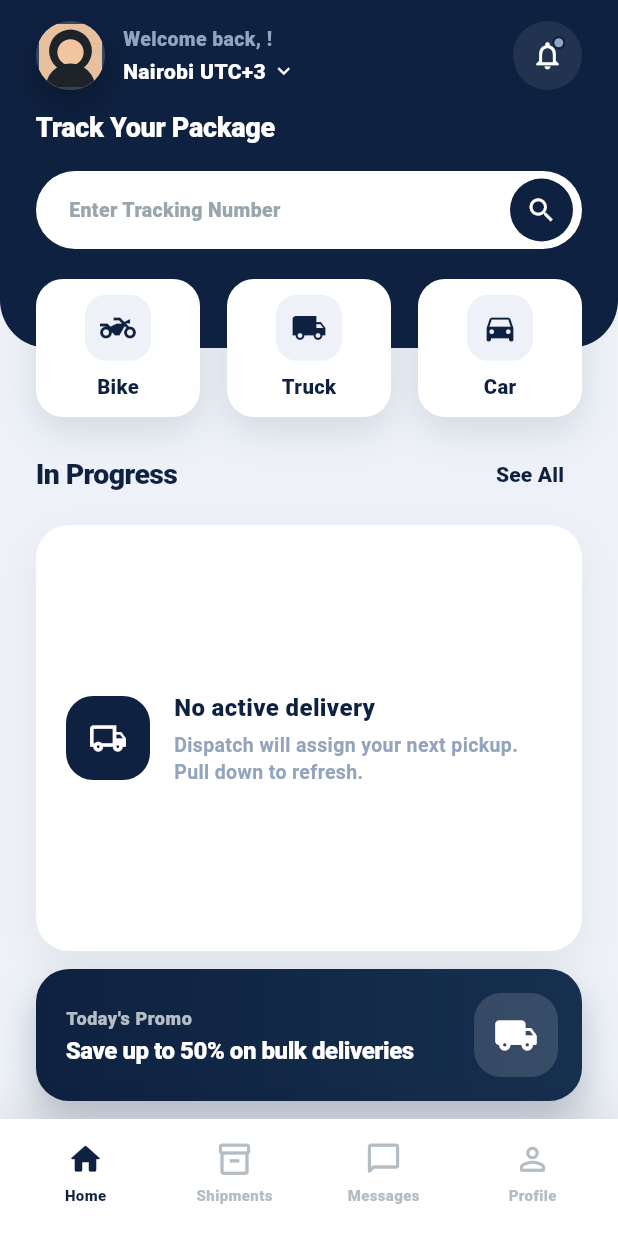
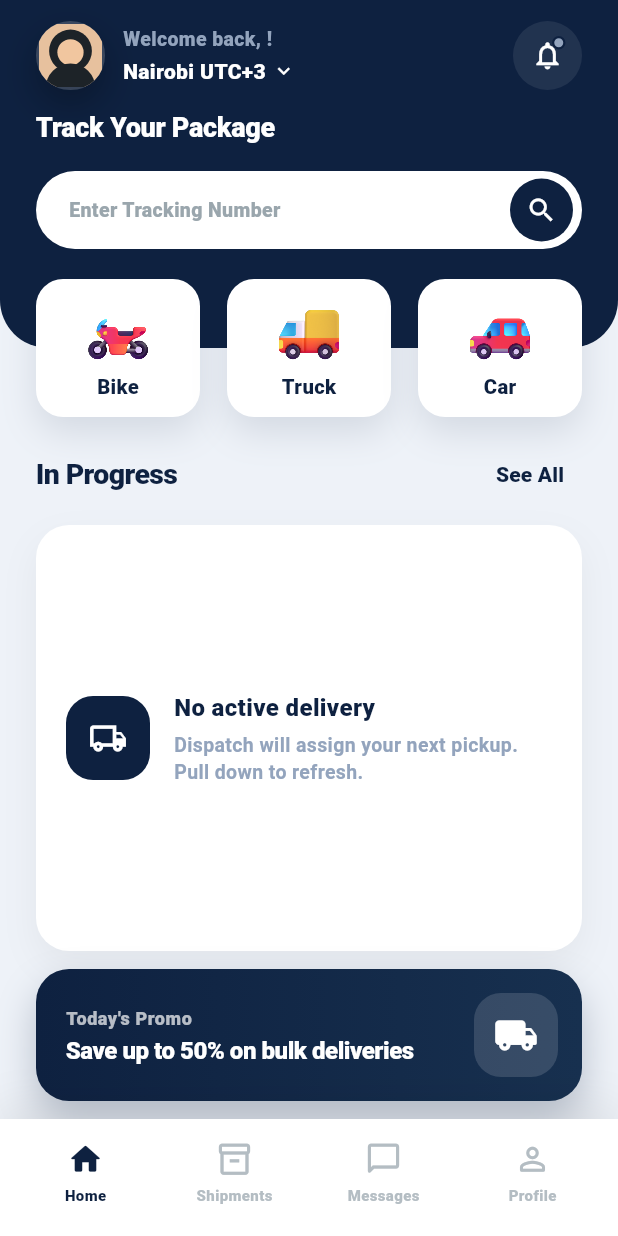
Before and after one commit to peter-tabani/logistics-system, a Flutter app: the DriverHomeScreen screen opened directly with empty values, on a phone screen of 412 x 824 dp. Run offline on Flutter 3.47's test engine with Material 3 defaults, Android fonts, the phone set to English and light mode, and no system bars; our stand-ins replace flutter_map, geolocator, google_maps_flutter, latlong2, shared_preferences; accounts and stored records are empty; network calls fail.

Commit message:
Use Fluent Emoji 3D vehicle art for category cards (MIT licensed)
- Add assets/vehicles/{bike,truck,car}.png from Microsoft Fluent Emoji (MIT)
- Render images in transport cards with icon fallback; register in pubspec

Co-Authored-By: Claude Opus 4.8 (1M context) <noreply@anthropic.com>

```diff
--- a/driver_app/lib/main.dart
+++ b/driver_app/lib/main.dart
@@ -1905,21 +1905,24 @@ class _DriverHomeScreenState extends State<DriverHomeScreen>
               children: [
                 Expanded(
                   child: _buildTransportCard(
-                    icon: Icons.two_wheeler,
+                    asset: 'assets/vehicles/bike.png',
+                    fallbackIcon: Icons.two_wheeler,
                     label: 'Bike',
                   ),
                 ),
                 const SizedBox(width: 18),
                 Expanded(
                   child: _buildTransportCard(
-                    icon: Icons.local_shipping,
+                    asset: 'assets/vehicles/truck.png',
+                    fallbackIcon: Icons.local_shipping,
                     label: 'Truck',
                   ),
                 ),
                 const SizedBox(width: 18),
                 Expanded(
                   child: _buildTransportCard(
-                    icon: Icons.directions_car,
+                    asset: 'assets/vehicles/car.png',
+                    fallbackIcon: Icons.directions_car,
                     label: 'Car',
                   ),
                 ),
@@ -2061,7 +2064,11 @@ class _DriverHomeScreenState extends State<DriverHomeScreen>
     );
   }
 
-  Widget _buildTransportCard({required IconData icon, required String label}) {
+  Widget _buildTransportCard({
+    required String asset,
+    required IconData fallbackIcon,
+    required String label,
+  }) {
     return Container(
       height: 92,
       decoration: BoxDecoration(
@@ -2078,16 +2085,16 @@ class _DriverHomeScreenState extends State<DriverHomeScreen>
       child: Column(
         mainAxisAlignment: MainAxisAlignment.center,
         children: [
-          Container(
-            width: 44,
-            height: 44,
-            decoration: BoxDecoration(
-              color: stanSurface,
-              borderRadius: BorderRadius.circular(14),
-            ),
-            child: Icon(icon, color: stanDark, size: 24),
-          ),
-          const SizedBox(height: 8),
+          Image.asset(
+            asset,
+            width: 46,
+            height: 46,
+            fit: BoxFit.contain,
+            filterQuality: FilterQuality.high,
+            errorBuilder: (_, _, _) =>
+                Icon(fallbackIcon, color: stanDark, size: 26),
+          ),
+          const SizedBox(height: 6),
           Text(
             label,
             style: const TextStyle(
--- a/driver_app/pubspec.yaml
+++ b/driver_app/pubspec.yaml
@@ -63,6 +63,11 @@ flutter:
   # the material Icons class.
   uses-material-design: true
 
+  # Vehicle category art — Microsoft Fluent Emoji (MIT licensed).
+  # Source: https://github.com/microsoft/fluentui-emoji
+  assets:
+    - assets/vehicles/
+
   # To add assets to your application, add an assets section, like this:
   # assets:
   #   - images/a_dot_burr.jpeg
```
Also changed, not shown: driver_app/assets/vehicles/bike.png (added), driver_app/assets/vehicles/car.png (added), driver_app/assets/vehicles/truck.png (added), driver_app/stan_now.png.
